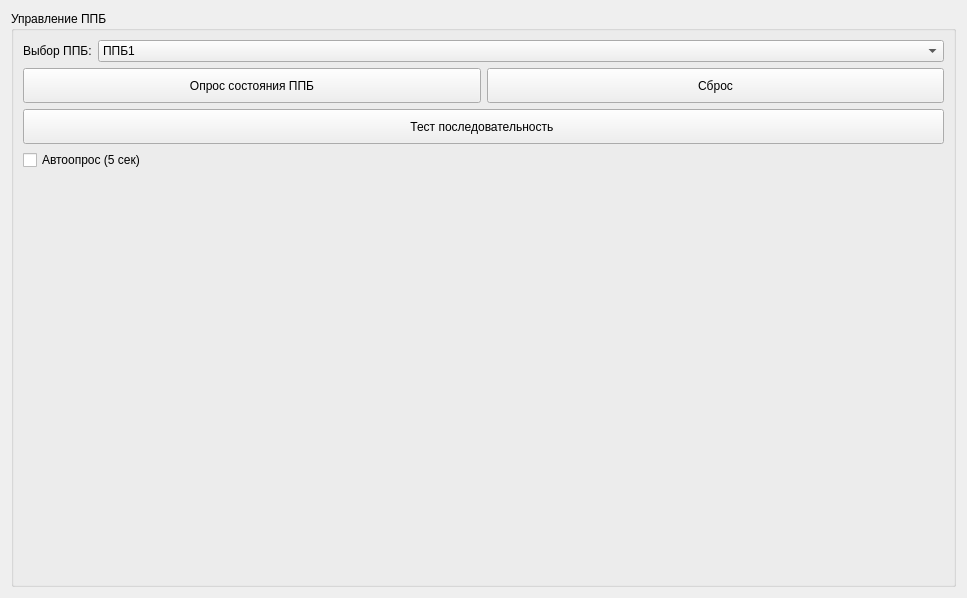
Anatolichka2202/PPB_Project, file PPB_GUI_Sandbox/controlwidget.ui: the form before one commit.
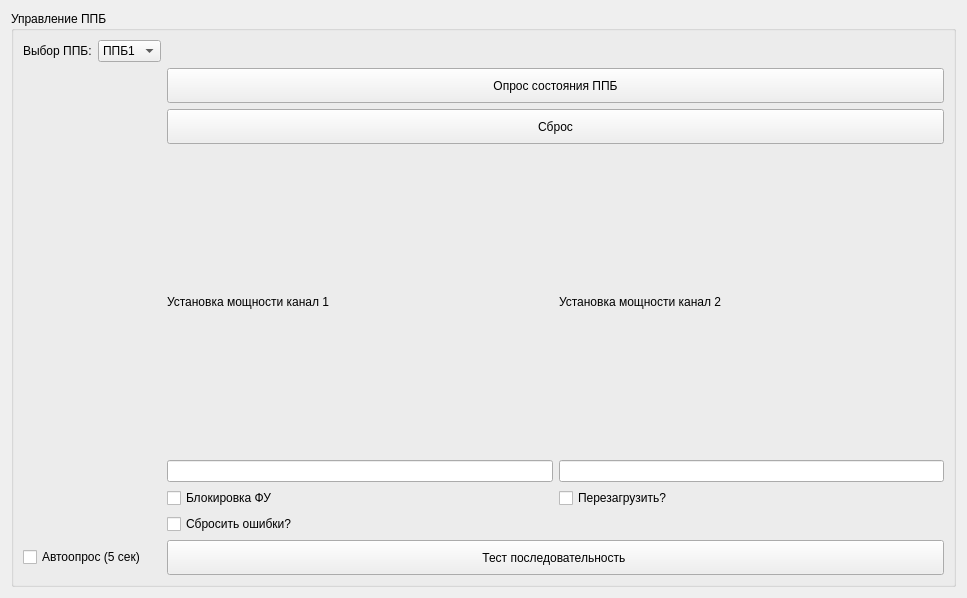
The form after the commit.

What changed in the file:
```diff
--- a/PPB_GUI_Sandbox/controlwidget.ui
+++ b/PPB_GUI_Sandbox/controlwidget.ui
@@ -25,15 +25,28 @@
      <property name="title">
       <string>Управление ППБ</string>
      </property>
-     <layout class="QFormLayout" name="formLayout">
-      <item row="0" column="0">
+     <layout class="QGridLayout" name="gridLayout">
+      <item row="4" column="3">
+       <widget class="QPushButton" name="pushButtonPollStatus">
+        <property name="minimumSize">
+         <size>
+          <width>0</width>
+          <height>35</height>
+         </size>
+        </property>
+        <property name="text">
+         <string>Опрос состояния ППБ</string>
+        </property>
+       </widget>
+      </item>
+      <item row="1" column="1">
        <widget class="QLabel" name="label">
         <property name="text">
          <string>Выбор ППБ:</string>
         </property>
        </widget>
       </item>
-      <item row="0" column="1">
+      <item row="1" column="2">
        <widget class="QComboBox" name="comboBoxPPBSelect">
         <item>
          <property name="text">
@@ -47,56 +60,84 @@
         </item>
        </widget>
       </item>
-      <item row="2" column="0" colspan="2">
-       <layout class="QGridLayout" name="gridLayout_7">
-        <item row="0" column="0">
-         <widget class="QPushButton" name="pushButtonPollStatus">
-          <property name="minimumSize">
-           <size>
-            <width>0</width>
-            <height>35</height>
-           </size>
-          </property>
+      <item row="6" column="3">
+       <layout class="QGridLayout" name="gridLayout_3">
+        <item row="1" column="2">
+         <widget class="QLabel" name="label_power_set_up_ch2">
           <property name="text">
-           <string>Опрос состояния ППБ</string>
+           <string>Установка мощности канал 2</string>
           </property>
          </widget>
         </item>
-        <item row="0" column="1">
-         <widget class="QPushButton" name="pushButtonReset">
-          <property name="minimumSize">
-           <size>
-            <width>0</width>
-            <height>35</height>
-           </size>
+        <item row="2" column="0">
+         <widget class="QLineEdit" name="power_set_up_ch1"/>
+        </item>
+        <item row="3" column="2">
+         <widget class="QCheckBox" name="isReboot">
+          <property name="text">
+           <string>Перезагрузить?</string>
           </property>
+         </widget>
+        </item>
+        <item row="3" column="0">
+         <widget class="QCheckBox" name="disactiveFu">
           <property name="text">
-           <string>Сброс</string>
+           <string>Блокировка ФУ</string>
           </property>
          </widget>
         </item>
-        <item row="1" column="0" colspan="2">
-         <widget class="QPushButton" name="pushButtonTestSequence">
-          <property name="minimumSize">
-           <size>
-            <width>0</width>
-            <height>35</height>
-           </size>
+        <item row="1" column="0">
+         <widget class="QLabel" name="label_power_set_up_ch1">
+          <property name="text">
+           <string>Установка мощности канал 1</string>
           </property>
+         </widget>
+        </item>
+        <item row="4" column="0">
+         <widget class="QCheckBox" name="isreseterror">
           <property name="text">
-           <string>Тест последовательность </string>
+           <string>Сбросить ошибки?</string>
           </property>
          </widget>
         </item>
+        <item row="2" column="2">
+         <widget class="QLineEdit" name="power_set_up_ch2"/>
+        </item>
        </layout>
       </item>
-      <item row="3" column="0" colspan="2">
+      <item row="8" column="1" colspan="2">
        <widget class="QCheckBox" name="checkBoxAutoPoll">
         <property name="text">
          <string>Автоопрос (5 сек)</string>
         </property>
        </widget>
       </item>
+      <item row="5" column="3">
+       <widget class="QPushButton" name="pushButtonReset">
+        <property name="minimumSize">
+         <size>
+          <width>0</width>
+          <height>35</height>
+         </size>
+        </property>
+        <property name="text">
+         <string>Сброс</string>
+        </property>
+       </widget>
+      </item>
+      <item row="8" column="3">
+       <widget class="QPushButton" name="pushButtonTestSequence">
+        <property name="minimumSize">
+         <size>
+          <width>0</width>
+          <height>35</height>
+         </size>
+        </property>
+        <property name="text">
+         <string>Тест последовательность </string>
+        </property>
+       </widget>
+      </item>
      </layout>
     </widget>
    </item>
```
